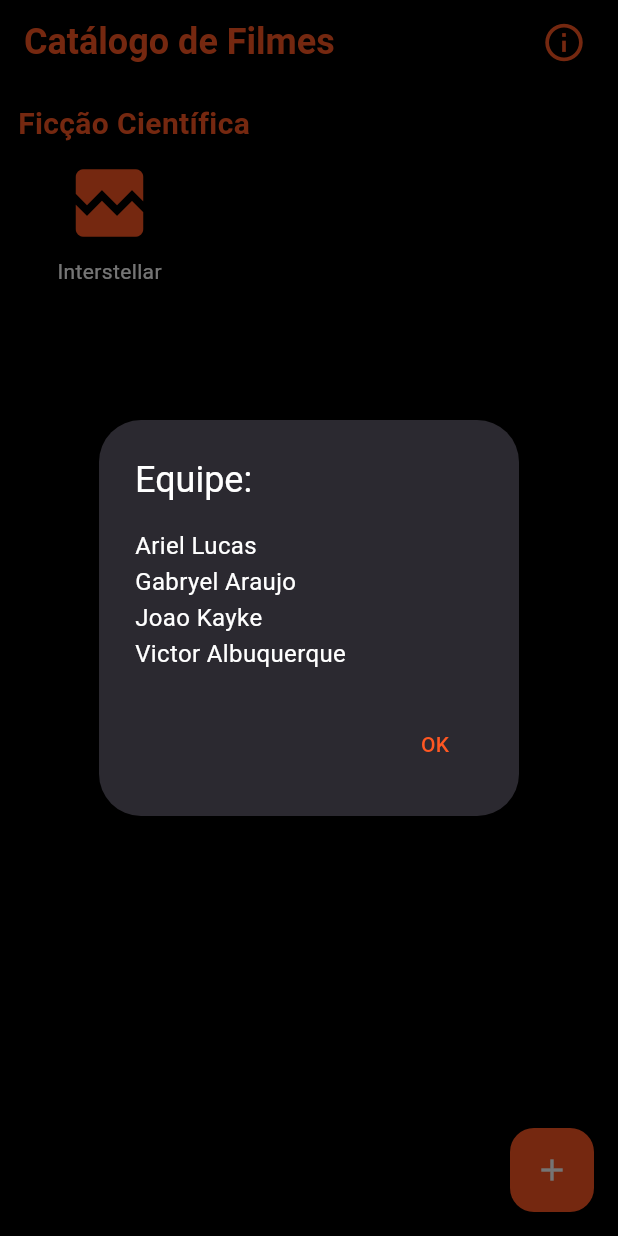
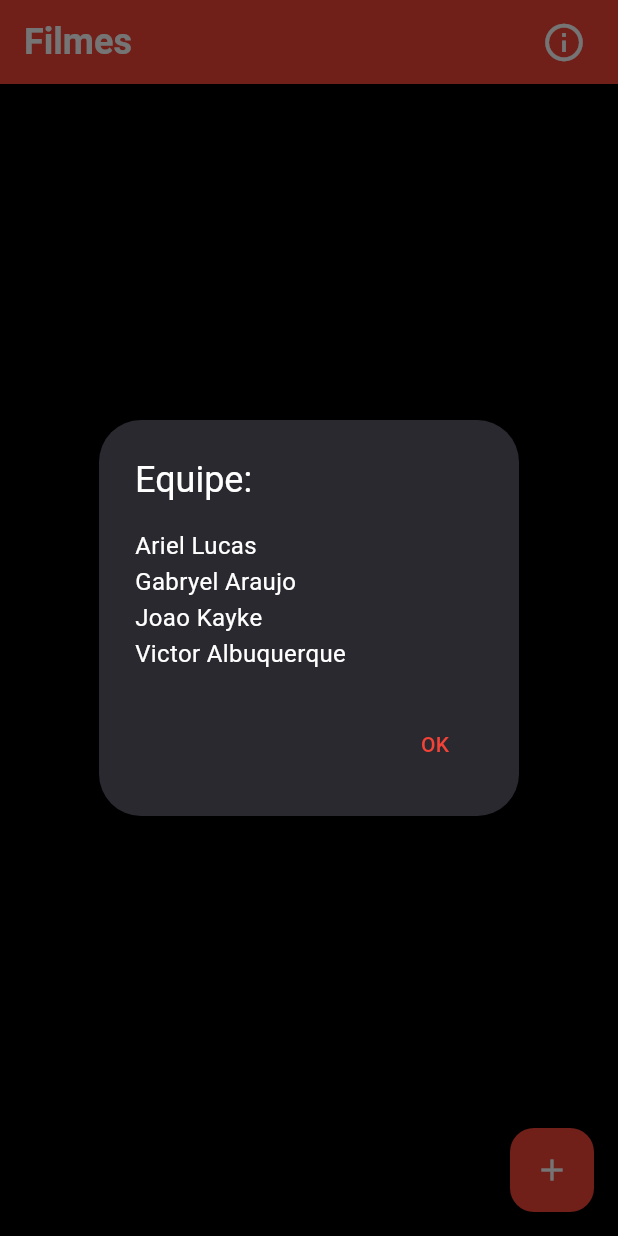
Before and after one commit to Joao-Kayke26/Rewind-app, a Flutter app: the HomePage screen opened directly, after a tap on the "info outline" icon, on a phone screen of 412 x 824 dp. Run offline on Flutter 3.47's test engine with Material 3 defaults, Android fonts, the phone set to English and light mode, and no system bars; our stand-ins replace flutter_rating_bar, shared_preferences; accounts and stored records are empty; network calls fail.

Commit message:
feat: Implementa layout de lista vertical e sincroniza dados da API

```diff
--- a/lib/models/movie_model.dart
+++ b/lib/models/movie_model.dart
@@ -1,5 +1,5 @@
 class Movie {
-  final int id;
+  final String id;
   final String url;
   final String title;
   final String genre;
@@ -23,7 +23,7 @@ class Movie {
 
   factory Movie.fromJson(Map<String, dynamic> json) {
     return Movie(
-      id: json['id'],
+      id: json['id'].toString(),
       url: json['url'],
       title: json['title'],
       genre: json['genre'],
--- a/lib/screens/home_screen.dart
+++ b/lib/screens/home_screen.dart
@@ -1,4 +1,5 @@
 import 'package:flutter/material.dart';
+import 'package:flutter_rating_bar/flutter_rating_bar.dart';
 import '../services/api_service.dart';
 import '../services/auth_service.dart';
 import '../models/movie_model.dart';
@@ -20,31 +21,86 @@ class _HomePageState extends State<HomePage> {
   @override
   void initState() {
     super.initState();
-    _moviesFuture = _loadMockMovies();
+    _refreshMovies();
   }
 
-  // 🔥 MOCK DE FILMES
-  Future<List<Movie>> _loadMockMovies() async {
-    await Future.delayed(const Duration(seconds: 1));
-
-    return [
-      Movie(
-        id: 1,
-        title: "Interstellar",
-        url: "https://picsum.photos/200/300?random=1",
-        genre: "Ficção Científica",
-        description: "Descrição de teste",
-        duration: "2h30",
-        age: "Livre",
-        points: "4.92",
-        release: "2018"
-      )
-    ];
+  void _refreshMovies() {
+    setState(() {
+      _moviesFuture = _api.fetchMovies();
+    });
   }
 
-  void _logout() async {
-    await _auth.logout();
-    Navigator.of(context).pushReplacementNamed('/');
+  Widget _buildListItem(Movie movie) {
+    final double rating = double.tryParse(movie.points) ?? 0;
+
+    return GestureDetector(
+      onTap: () {
+        Navigator.push(
+            context,
+            MaterialPageRoute(
+              builder: (_) => MovieDetailScreen(movie: movie),
+            ));
+      },
+      child: Padding(
+        padding: const EdgeInsets.symmetric(horizontal: 16, vertical: 8),
+        child: Row(
+          crossAxisAlignment: CrossAxisAlignment.start,
+          children: [
+            ClipRRect(
+              borderRadius: BorderRadius.circular(4),
+              child: Image.network(
+                movie.url,
+                width: 70,
+                height: 100,
+                fit: BoxFit.cover,
+                errorBuilder: (context, error, stackTrace) => const Icon(
+                  Icons.broken_image,
+                  color: Colors.red,
+                  size: 60,
+                ),
+              ),
+            ),
+            const SizedBox(width: 12),
+
+            Expanded(
+              child: Column(
+                crossAxisAlignment: CrossAxisAlignment.start,
+                children: [
+                  // TÍTULO
+                  Text(
+                    movie.title,
+                    style: const TextStyle(fontSize: 18, fontWeight: FontWeight.bold, color: Colors.white),
+                    maxLines: 1,
+                    overflow: TextOverflow.ellipsis,
+                  ),
+                  const SizedBox(height: 4),
+
+                  Text(
+                    '${movie.genre} - ${movie.duration}',
+                    style: const TextStyle(fontSize: 14, color: Colors.white70),
+                  ),
+                  const SizedBox(height: 8),
+                  RatingBar.builder(
+                    initialRating: rating,
+                    minRating: 0,
+                    direction: Axis.horizontal,
+                    itemCount: 5,
+                    itemSize: 20,
+                    itemPadding: EdgeInsets.zero,
+                    itemBuilder: (context, _) => const Icon(
+                      Icons.star,
+                      color: Colors.red,
+                    ),
+                    onRatingUpdate: (v) {},
+                    ignoreGestures: true,
+                  ),
+                ],
+              ),
+            ),
+          ],
+        ),
+      ),
+    );
   }
 
   @override
@@ -52,12 +108,12 @@ class _HomePageState extends State<HomePage> {
     return Scaffold(
       backgroundColor: Colors.black,
       appBar: AppBar(
-        backgroundColor: Colors.transparent,
+        backgroundColor: Colors.red,
         elevation: 0,
         title: const Text(
-          "Catálogo de Filmes",
+          "Filmes",
           style: TextStyle(
-            color: Colors.deepOrange,
+            color: Colors.white,
             fontWeight: FontWeight.bold,
             fontSize: 24,
           ),
@@ -66,16 +122,13 @@ class _HomePageState extends State<HomePage> {
           Padding(
             padding: const EdgeInsets.only(right: 12),
             child: IconButton(
-              icon: const Icon(Icons.info_outline, color: Colors.deepOrange, size: 30), // Ícone (i)
+              icon: const Icon(Icons.info_outline, color: Colors.white, size: 30),
               onPressed: () {
-                // Abre o Alerta (Dialog)
                 showDialog(
                   context: context,
                   builder: (BuildContext context) {
                     return AlertDialog(
-                      // O título conforme a imagem do PDF
                       title: const Text("Equipe:"),
-                      // O conteúdo com os nomes que você me passou
                       content: const Text(
                         "Ariel Lucas\n"
                             "Gabryel Araujo\n"
@@ -85,10 +138,8 @@ class _HomePageState extends State<HomePage> {
                       ),
                       actions: [
                         TextButton(
-                          onPressed: () {
-                            Navigator.of(context).pop(); // Fecha o alerta
-                          },
-                          child: const Text("OK", style: TextStyle(color: Colors.deepOrange)),
+                          onPressed: () => Navigator.of(context).pop(),
+                          child: const Text("OK", style: TextStyle(color: Colors.red)),
                         ),
                       ],
                     );
@@ -99,45 +150,45 @@ class _HomePageState extends State<HomePage> {
           ),
         ],
       ),
+
       body: FutureBuilder<List<Movie>>(
         future: _moviesFuture,
         builder: (context, snapshot) {
           if (snapshot.connectionState == ConnectionState.waiting) {
             return const Center(
-              child: CircularProgressIndicator(color: Colors.deepOrange),
-            );
+                child: CircularProgressIndicator(color: Colors.red));
           }
 
           if (snapshot.hasError) {
             return Center(
-              child: Text(
-                "Erro ao carregar filmes: ${snapshot.error}",
-                style: const TextStyle(color: Colors.white),
-              ),
-            );
+                child: Text('Erro ao carregar filmes. Verifique a API.',
+                    style: const TextStyle(color: Colors.red)));
           }
 
           final movies = snapshot.data ?? [];
 
-          final genres = movies.map((m) => m.genre).toSet();
+          if (movies.isEmpty) {
+            return const Center(
+              child: Text('Nenhum filme cadastrado.',
+                  style: TextStyle(color: Colors.white70)),
+            );
+          }
 
-          return SingleChildScrollView(
-            child: Column(
-              crossAxisAlignment: CrossAxisAlignment.start,
-              children: genres.map((genre) {
-                final filtered = movies
-                    .where((m) => m.genre == genre)
-                    .toList();
-                return _buildMovieSection(genre, filtered);
-              }).toList(),
+          return RefreshIndicator(
+            onRefresh: () async => _refreshMovies(),
+            color: Colors.red,
+            child: ListView.builder(
+              itemCount: movies.length,
+              itemBuilder: (context, index) {
+                return _buildListItem(movies[index]);
+              },
             ),
           );
         },
       ),
 
       floatingActionButton: FloatingActionButton(
-        backgroundColor: Colors.deepOrange,
-        child: const Icon(Icons.add, color: Colors.white),
+        backgroundColor: Colors.red,
         onPressed: () async {
           final result = await Navigator.push(
             context,
@@ -145,88 +196,11 @@ class _HomePageState extends State<HomePage> {
               builder: (context) => const MovieFormScreen(),
             ),
           );
-
           if (result == true) {
-            setState(() {
-
-              _moviesFuture = _loadMockMovies();
-            });
+            _refreshMovies();
           }
         },
-      ),
-
-    );
-  }
-
-  Widget _buildMovieSection(String category, List<Movie> movies) {
-    return Padding(
-      padding: const EdgeInsets.symmetric(vertical: 12),
-      child: Column(
-        crossAxisAlignment: CrossAxisAlignment.start,
-        children: [
-          Padding(
-            padding: const EdgeInsets.symmetric(horizontal: 12),
-            child: Text(
-              category,
-              style: const TextStyle(
-                color: Colors.deepOrange,
-                fontSize: 20,
-                fontWeight: FontWeight.bold,
-              ),
-            ),
-          ),
-          const SizedBox(height: 8),
-          SizedBox(
-            height: 200,
-            child: ListView.builder(
-              scrollDirection: Axis.horizontal,
-              itemCount: movies.length,
-              itemBuilder: (context, index) {
-                final movie = movies[index];
-                return GestureDetector(
-                  onTap: () {
-                    Navigator.push(
-                      context,
-                      MaterialPageRoute(
-                        builder: (_) => MovieDetailScreen(movie: movie),
-                      ),
-                    );
-                  },
-                  child: Container(
-                    width: 130,
-                    margin: const EdgeInsets.symmetric(horizontal: 8),
-                    child: Column(
-                      children: [
-                        ClipRRect(
-                          borderRadius: BorderRadius.circular(10),
-                          child: Image.network(
-                            movie.url,
-                            fit: BoxFit.cover,
-                            width: 130,
-                            height: 160,
-                            errorBuilder: (context, error, stackTrace) =>
-                                const Icon(
-                                  Icons.broken_image,
-                                  color: Colors.deepOrange,
-                                  size: 60,
-                                ),
-                          ),
-                        ),
-                        const SizedBox(height: 6),
-                        Text(
-                          movie.title,
-                          maxLines: 1,
-                          overflow: TextOverflow.ellipsis,
-                          style: const TextStyle(color: Colors.white),
-                        ),
-                      ],
-                    ),
-                  ),
-                );
-              },
-            ),
-          ),
-        ],
+        child: const Icon(Icons.add, color: Colors.white),
       ),
     );
   }
--- a/lib/services/api_service.dart
+++ b/lib/services/api_service.dart
@@ -2,6 +2,7 @@
 import 'dart:convert';
 import 'package:http/http.dart' as http;
 import '../utils/token_storage.dart';
+import '../models/movie_model.dart';
 
 class ApiService {
   final String baseUrl = "http://localhost:8080";
@@ -76,4 +77,30 @@ class ApiService {
       return false;
     }
   }
+
+  Future<List<Movie>> fetchMovies() async {
+    final token = await TokenStorage.getToken();
+    final url = Uri.parse('$baseUrl/movies');
+
+    try {
+      final response = await http.get(
+        url,
+        headers: {
+          'Content-Type': 'application/json',
+          if (token != null) 'Authorization': 'Bearer $token',
+        },
+      );
+
+      if (response.statusCode == 200) {
+        final List<dynamic> jsonList = jsonDecode(response.body);
+        return jsonList.map((json) => Movie.fromJson(json)).toList();
+      } else {
+        print('Erro ao buscar filmes: ${response.statusCode} - ${response.body}');
+        return [];
+      }
+    } catch (e) {
+      print('Erro de conexão ao buscar filmes: $e');
+      return [];
+    }
+  }
 }
```
